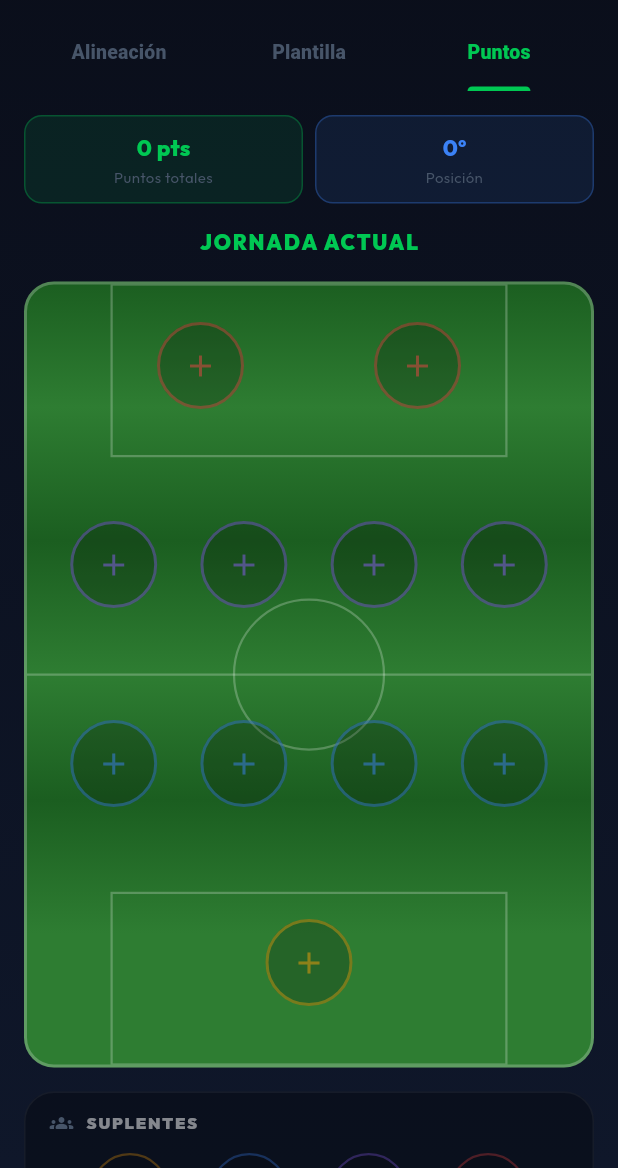
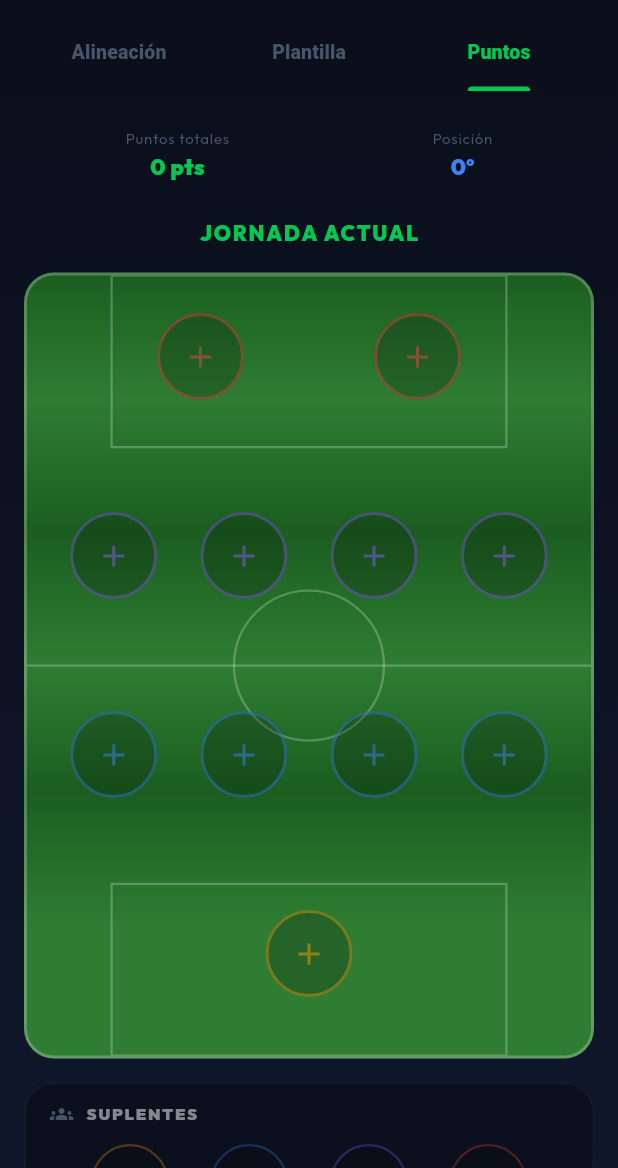
Before and after one commit to nanafakti-code/fantasy, a Flutter app: the MyTeamScreen screen opened by its route, tab 3 chosen, on a phone screen of 412 x 824 dp, the part 68-1236 px from its top. Run offline on Flutter 3.47's test engine with Material 3 defaults, Android fonts, the phone set to English and light mode, and no system bars; our stand-ins replace flutter_riverpod, go_router, google_fonts, image_picker, supabase_flutter; accounts and stored records are empty.

Commit message:
Refactor: Mejora de protección de cláusulas, limpieza de UI y corrección de duplicados en ofertas de mercado

```diff
--- a/lib/features/league/presentation/screens/league_screen.dart
+++ b/lib/features/league/presentation/screens/league_screen.dart
@@ -6,6 +6,7 @@ import 'package:go_router/go_router.dart';
 import '../../../../core/theme/app_theme.dart';
 import '../../../../core/widgets/app_widgets.dart';
 import '../../../../core/widgets/main_scaffold.dart';
+import '../../../../core/utils/currency_formatter.dart';
 
 class LeagueScreen extends ConsumerStatefulWidget {
   const LeagueScreen({super.key});
@@ -337,7 +338,7 @@ class _LeagueScreenState extends ConsumerState<LeagueScreen> {
                                       overflow: TextOverflow.ellipsis,
                                     ),
                                     Text(
-                                      'Valor: ${(valor / 1000000).toStringAsFixed(1)}M',
+                                      'Valor: ${CurrencyFormatter.format(valor)}',
                                       style: const TextStyle(color: AppColors.textMuted, fontSize: 11),
                                     ),
                                   ],
--- a/lib/features/my_team/presentation/screens/my_team_screen.dart
+++ b/lib/features/my_team/presentation/screens/my_team_screen.dart
@@ -5,6 +5,7 @@ import 'package:go_router/go_router.dart';
 import '../../../../core/theme/app_theme.dart';
 import '../widgets/pitch_view.dart';
 import '../../../../core/widgets/main_scaffold.dart';
+import '../../../../core/utils/currency_formatter.dart';
 
 class MyTeamScreen extends ConsumerStatefulWidget {
   final int initialTab;
@@ -158,6 +159,13 @@ class _MyTeamScreenState extends ConsumerState<MyTeamScreen> {
       case 'delantero': return 'DL';
       default: return '??';
     }
+  }
+
+  bool _isClauseBlocked(String? dateStr) {
+    if (dateStr == null) return false;
+    final date = DateTime.tryParse(dateStr);
+    if (date == null) return false;
+    return date.isAfter(DateTime.now());
   }
 
   @override
@@ -325,57 +333,38 @@ class _MyTeamScreenState extends ConsumerState<MyTeamScreen> {
     final int realCount = _allOwnedPlayers.length;
 
     return Padding(
-      padding: const EdgeInsets.symmetric(horizontal: 16),
+      padding: const EdgeInsets.symmetric(horizontal: 16, vertical: 8),
       child: Row(
+        mainAxisAlignment: MainAxisAlignment.spaceBetween,
         children: [
-          Expanded(
-            child: _StatChip(
-              label: 'Presupuesto',
-              value: '${(_presupuesto / 1000000).toStringAsFixed(1)}M',
-              color: AppColors.accent,
-            ),
-          ),
-          const SizedBox(width: 8),
-          Expanded(
-            child: _StatChip(
-              label: 'Valor equipo',
-              value: '${(realValor / 1000000).toStringAsFixed(1)}M',
-              color: Colors.yellow,
-            ),
-          ),
-          const SizedBox(width: 8),
-          Expanded(
-            child: _StatChip(
-              label: 'Jugadores',
-              value: '$realCount/26',
-              color: Colors.blueGrey,
-            ),
-          ),
+          _StatText(label: 'Presupuesto', value: CurrencyFormatter.format(_presupuesto), color: AppColors.accent),
+          _StatText(label: 'Valor equipo', value: CurrencyFormatter.format(realValor), color: Colors.yellow),
+          _StatText(label: 'Jugadores', value: '$realCount/26', color: Colors.white70),
         ],
       ),
     );
   }
 
+  Widget _StatText({required String label, required String value, required Color color}) {
+    return Column(
+      mainAxisSize: MainAxisSize.min,
+      crossAxisAlignment: CrossAxisAlignment.center,
+      children: [
+        Text(label, style: const TextStyle(color: AppColors.textMuted, fontSize: 10, letterSpacing: 0.5)),
+        const SizedBox(height: 2),
+        Text(value, style: TextStyle(color: color, fontWeight: FontWeight.w900, fontSize: 15)),
+      ],
+    );
+  }
+
   Widget _buildPuntosStats() {
     return Padding(
-      padding: const EdgeInsets.symmetric(horizontal: 16),
+      padding: const EdgeInsets.symmetric(horizontal: 16, vertical: 8),
       child: Row(
+        mainAxisAlignment: MainAxisAlignment.spaceAround,
         children: [
-          Expanded(
-            child: _StatChip(
-              label: 'Puntos totales',
-              value: '$_puntosTotales pts',
-              color: AppColors.primary,
-            ),
-          ),
-          const SizedBox(width: 8),
-          Expanded(
-            child: _StatChip(
-              label: 'Posición',
-              value: '$_posicionº',
-              color: AppColors.info,
-            ),
-          ),
+          _StatText(label: 'Puntos totales', value: '$_puntosTotales pts', color: AppColors.primary),
+          _StatText(label: 'Posición', value: '$_posicionº', color: AppColors.info),
         ],
       ),
     );
@@ -715,12 +704,22 @@ class _MyTeamScreenState extends ConsumerState<MyTeamScreen> {
               crossAxisAlignment: CrossAxisAlignment.end,
               children: [
                 Text(
-                  'V. Merc.: ${((p['precio'] ?? 0) / 1000000).toStringAsFixed(1)}M',
+                  'V. Merc.: ${CurrencyFormatter.format((p['precio'] ?? 0))}',
                   style: const TextStyle(color: Colors.white, fontWeight: FontWeight.bold, fontSize: 10),
                 ),
-                Text(
-                  'Cláusula: ${((p['clausula'] ?? 0) / 1000000).toStringAsFixed(1)}M',
-                  style: const TextStyle(color: AppColors.accent, fontSize: 11, fontWeight: FontWeight.bold),
+                Row(
+                  mainAxisSize: MainAxisSize.min,
+                  children: [
+                    if (_isClauseBlocked(p['clausula_abierta_hasta']))
+                      const Padding(
+                        padding: EdgeInsets.only(right: 4),
+                        child: Icon(Icons.lock_rounded, color: Colors.redAccent, size: 11),
+                      ),
+                    Text(
+                      CurrencyFormatter.format((p['clausula'] ?? 0)),
+                      style: const TextStyle(color: Colors.redAccent, fontSize: 11, fontWeight: FontWeight.bold),
+                    ),
+                  ],
                 ),
                 _buildClauseCooldown(p['clausula_abierta_hasta']),
               ],
@@ -734,7 +733,8 @@ class _MyTeamScreenState extends ConsumerState<MyTeamScreen> {
 
   Widget _buildClauseCooldown(String? dateStr) {
     if (dateStr == null) return const SizedBox.shrink();
-    final date = DateTime.parse(dateStr);
+    final date = DateTime.tryParse(dateStr);
+    if (date == null) return const SizedBox.shrink();
     final now = DateTime.now();
 
     if (date.isAfter(now)) {
@@ -742,56 +742,24 @@ class _MyTeamScreenState extends ConsumerState<MyTeamScreen> {
       final days = diff.inDays;
       final hours = diff.inHours % 24;
 
-      return Text(
-        days > 0 ? 'BLOQUEADA: $days d $hours h' : 'BLOQUEADA: $hours h rest.',
-        style: const TextStyle(color: Colors.orange, fontSize: 8, fontWeight: FontWeight.bold),
+      return Row(
+        mainAxisSize: MainAxisSize.min,
+        children: [
+          const Icon(Icons.access_time_rounded, color: Colors.redAccent, size: 9),
+          const SizedBox(width: 3),
+          Text(
+            days > 0 ? '$days d $hours h' : '$hours h rest.',
+            style: const TextStyle(color: Colors.redAccent, fontSize: 8, fontWeight: FontWeight.bold),
+          ),
+        ],
       );
     }
 
-    return const Text('CLÁUSULA ABIERTA', style: TextStyle(color: Colors.green, fontSize: 8, fontWeight: FontWeight.bold));
+    return const SizedBox.shrink();
   }
 }
 
-class _StatChip extends StatelessWidget {
-  final String label;
-  final String value;
-  final Color color;
 
-  const _StatChip({required this.label, required this.value, required this.color});
-
-  @override
-  Widget build(BuildContext context) {
-    return Container(
-      padding: const EdgeInsets.symmetric(vertical: 10, horizontal: 12),
-      decoration: BoxDecoration(
-        color: color.withOpacity(0.1),
-        borderRadius: BorderRadius.circular(12),
-        border: Border.all(color: color.withOpacity(0.3)),
-      ),
-      child: Column(
-        children: [
-          Text(
-            value,
-            style: TextStyle(
-              color: color,
-              fontSize: 15,
-              fontWeight: FontWeight.w800,
-            ),
-          ),
-          const SizedBox(height: 2),
-          Text(
-            label,
-            style: const TextStyle(
-              color: AppColors.textMuted,
-              fontSize: 10,
-            ),
-            textAlign: TextAlign.center,
-          ),
-        ],
-      ),
-    );
-  }
-}
 
 class _BenchSlot extends StatelessWidget {
   final String pos;
```
Also changed, not shown: lib/features/league/presentation/screens/user_team_screen.dart (+53 -35 lines), lib/features/market/presentation/screens/market_screen.dart (+5 -5 lines), lib/features/player_detail/presentation/screens/player_detail_screen.dart (+32 -5 lines), 2 other files.
